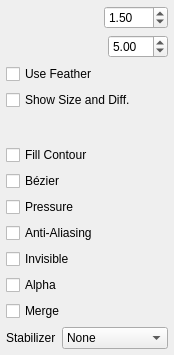
Above: app/ui/tooloptions.ui from pencil2d/pencil before the change. Below: the same form after it.
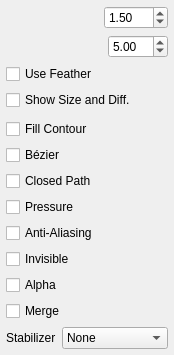
That is the form after the change. Custom widgets are drawn as their Qt base class.

Commit message: Closed Polyline path (#1863)

```diff
--- a/app/ui/tooloptions.ui
+++ b/app/ui/tooloptions.ui
@@ -42,8 +42,8 @@
        <rect>
         <x>0</x>
         <y>0</y>
-        <width>174</width>
-        <height>355</height>
+        <width>164</width>
+        <height>431</height>
        </rect>
       </property>
       <property name="autoFillBackground">
@@ -187,6 +187,16 @@
          </property>
         </widget>
        </item>
+       <item>
+        <widget class="QCheckBox" name="useClosedPathBox">
+         <property name="toolTip">
+          <string>Close Polyline path (hold Ctrl to temporarily invert)</string>
+         </property>
+         <property name="text">
+          <string>Closed Path</string>
+         </property>
+        </widget>
+       </item>
        <item>
         <widget class="QCheckBox" name="usePressureBox">
          <property name="toolTip">
```
The commit also changes 9 other files.
